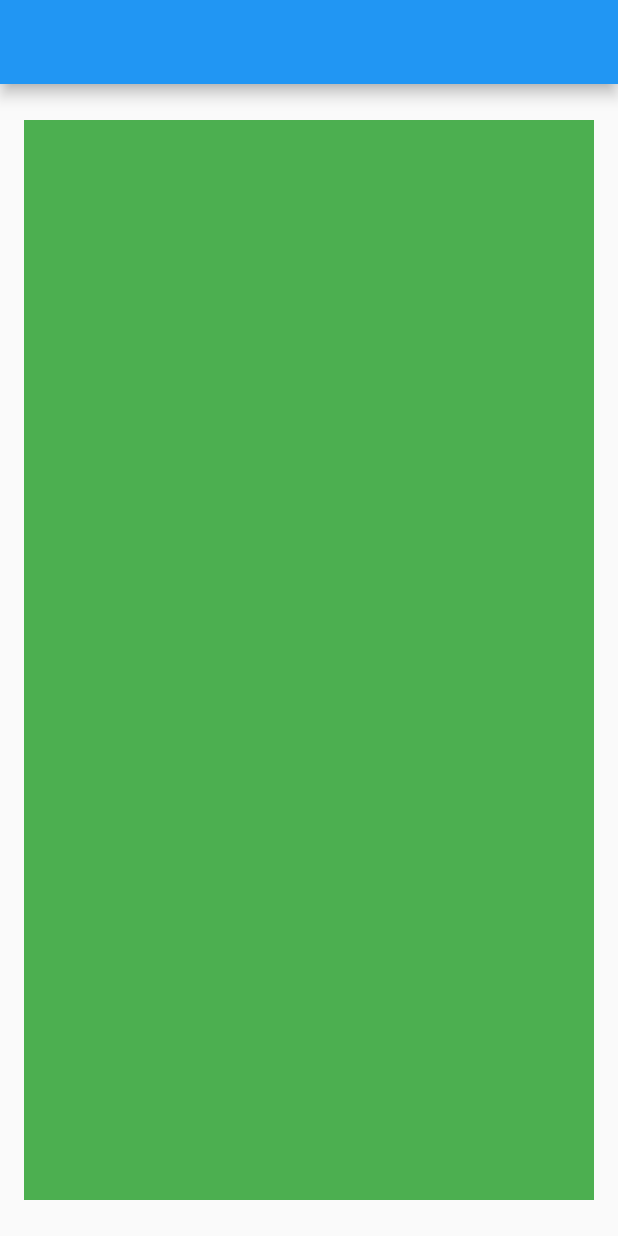
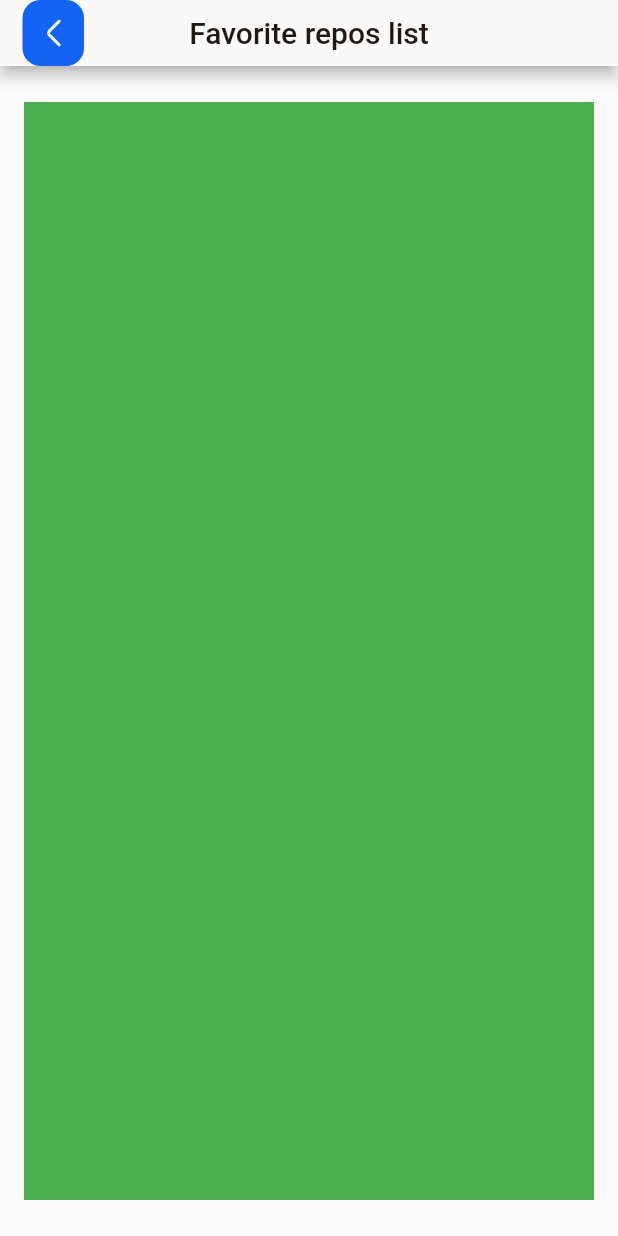
Before and after one commit to NataliyaKoval/git_repos_search, a Flutter app: the FavoritePage screen opened directly, on a phone screen of 412 x 824 dp. Run offline on Flutter 3.47's test engine with Material 2 defaults, Android fonts, the phone set to English and light mode, and no system bars; our stand-ins replace dio, flutter_bloc, flutter_svg, hive, hive_flutter, retrofit and 1 more; accounts and stored records are empty; generated files the repository leaves out were written again.

Commit message:
Add AppBars and navigation

```diff
--- a/lib/main.dart
+++ b/lib/main.dart
@@ -1,7 +1,7 @@
 import 'package:flutter/material.dart';
 import 'package:git_repos_search/data/entity/git_repo_entity.dart';
 import 'package:git_repos_search/di/providers.dart';
-import 'package:git_repos_search/presentation/favorite_screen/favorite_page.dart';
+import 'package:git_repos_search/presentation/search_screen/search_page.dart';
 import 'package:hive_flutter/hive_flutter.dart';
 import 'package:provider/provider.dart';
 
@@ -24,7 +24,7 @@ class MyApp extends StatelessWidget {
         theme: ThemeData(
           primarySwatch: Colors.blue,
         ),
-        home: FavoritePage(),
+        home: SearchPage(),
       ),
     );
   }
--- a/lib/presentation/favorite_screen/favorite_page.dart
+++ b/lib/presentation/favorite_screen/favorite_page.dart
@@ -1,5 +1,9 @@
 import 'package:flutter/material.dart';
 import 'package:flutter_bloc/flutter_bloc.dart';
+import 'package:flutter_svg/svg.dart';
+import 'package:git_repos_search/consts/app_colors.dart';
+import 'package:git_repos_search/consts/app_strings.dart';
+import 'package:git_repos_search/consts/image_assets.dart';
 import 'package:git_repos_search/domain/repository/repository.dart';
 import 'package:git_repos_search/domain/use_cases/get_favorites_use_case.dart';
 import 'package:git_repos_search/domain/use_cases/remove_favorites_use_case.dart';
@@ -29,7 +33,7 @@ class FavoritePage extends StatelessWidget {
             return false;
           },
           child: Scaffold(
-            appBar: AppBar(),
+            appBar: _buildAppBar(context),
             body: Padding(
               padding: const EdgeInsets.symmetric(
                 horizontal: 16,
@@ -67,4 +71,36 @@ class FavoritePage extends StatelessWidget {
       }),
     );
   }
+
+  PreferredSizeWidget? _buildAppBar(BuildContext context) {
+    return AppBar(
+      toolbarHeight: 44,
+      backgroundColor: AppColors.ghostWhite,
+      centerTitle: true,
+      title: Text(
+        AppStrings.favoriteScreenTitle,
+        style: const TextStyle(color: AppColors.blackChocolate),
+      ),
+      leading: Padding(
+        padding: const EdgeInsets.only(left: 15),
+        child: Ink(
+          decoration: BoxDecoration(
+            color: AppColors.blue,
+            borderRadius: BorderRadius.circular(12),
+          ),
+          child: IconButton(
+            onPressed: () {
+              final List<int> removedGitRepos =
+                  context.read<FavoriteCubit>().removedFavoriteIndexes;
+              Navigator.of(context).pop(removedGitRepos);
+            },
+            icon: SvgPicture.asset(
+              ImageAssets.arrow,
+              color: AppColors.ghostWhite,
+            ),
+          ),
+        ),
+      ),
+    );
+  }
 }
--- a/lib/presentation/search_screen/bloc/search_event.dart
+++ b/lib/presentation/search_screen/bloc/search_event.dart
@@ -14,3 +14,9 @@ class ToggleFavoriteEvent extends SearchEvent {
 
   final GitRepo gitRepo;
 }
+
+class UpdateListEvent extends SearchEvent {
+  UpdateListEvent(this.removedFavorites);
+
+  final List<int> removedFavorites;
+}
```
Also changed, not shown: lib/presentation/search_screen/bloc/search_bloc.dart (+16 -0 lines), lib/presentation/search_screen/search_page.dart (+46 -1 lines).
